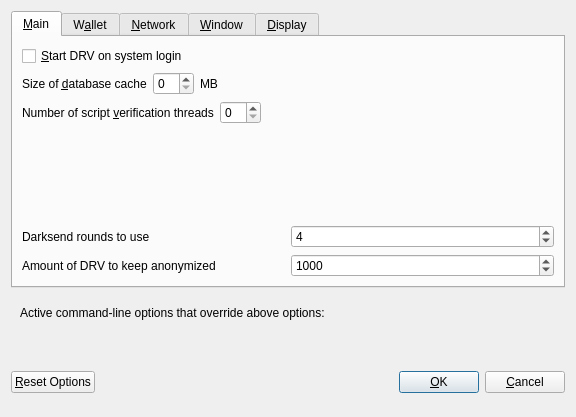
nashsclay/DraviteFlex-1, file src/qt/forms/optionsdialog.ui: the form before one commit.
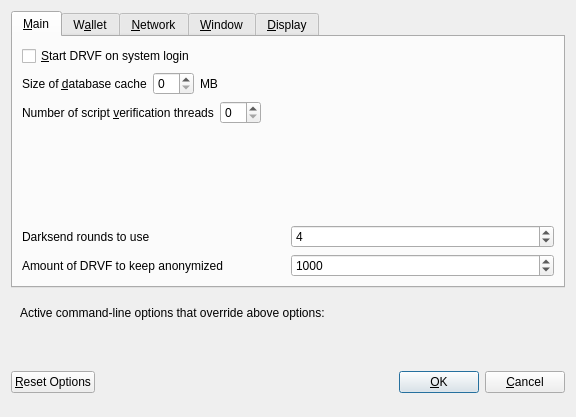
The form after the commit. Custom widgets are drawn as their Qt base class.

Diff of the .ui file:
```diff
--- a/src/qt/forms/optionsdialog.ui
+++ b/src/qt/forms/optionsdialog.ui
@@ -33,7 +33,7 @@
           <string>Automatically start DRV after logging in to the system.</string>
          </property>
          <property name="text">
-          <string>&amp;Start DRV on system login</string>
+          <string>&amp;Start DRVF on system login</string>
          </property>
         </widget>
        </item>
@@ -177,7 +177,7 @@
             <string notr="true"/>
            </property>
            <property name="text">
-            <string>Amount of DRV to keep anonymized</string>
+            <string>Amount of DRVF to keep anonymized</string>
            </property>
           </widget>
          </item>
```
Left out of the diff: 10 changed lines with no effect on the pictures.
